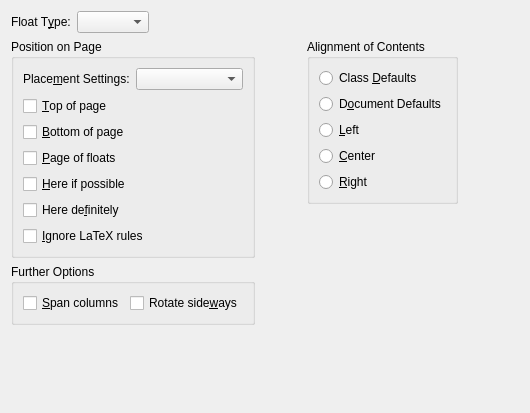
The window that src/frontends/qt4/ui/FloatPlacementUi.ui (cburschka/lyx) describes before a commit, drawn with Qt 5.
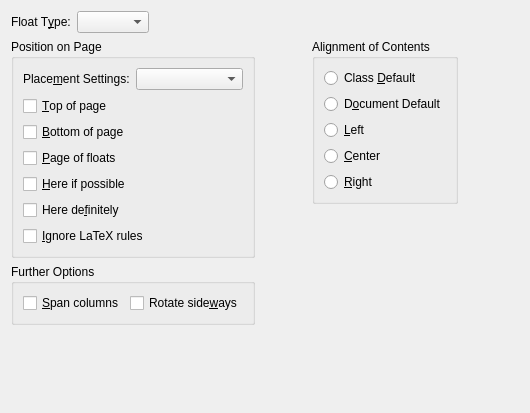
The same window after the commit.

Commit message: Align some strings

What changed in the file:
```diff
--- a/src/frontends/qt4/ui/FloatPlacementUi.ui
+++ b/src/frontends/qt4/ui/FloatPlacementUi.ui
@@ -94,7 +94,7 @@
          <string>Use the document's default alignment for floats, as specified in Document Settings.</string>
         </property>
         <property name="text">
-         <string>D&amp;ocument Defaults</string>
+         <string>D&amp;ocument Default</string>
         </property>
        </widget>
       </item>
@@ -134,7 +134,7 @@
          <string>Use the class' default alignment for floats, whatever it is.</string>
         </property>
         <property name="text">
-         <string>Class &amp;Defaults</string>
+         <string>Class &amp;Default</string>
         </property>
        </widget>
       </item>
```
The commit also changes 2 other files.
